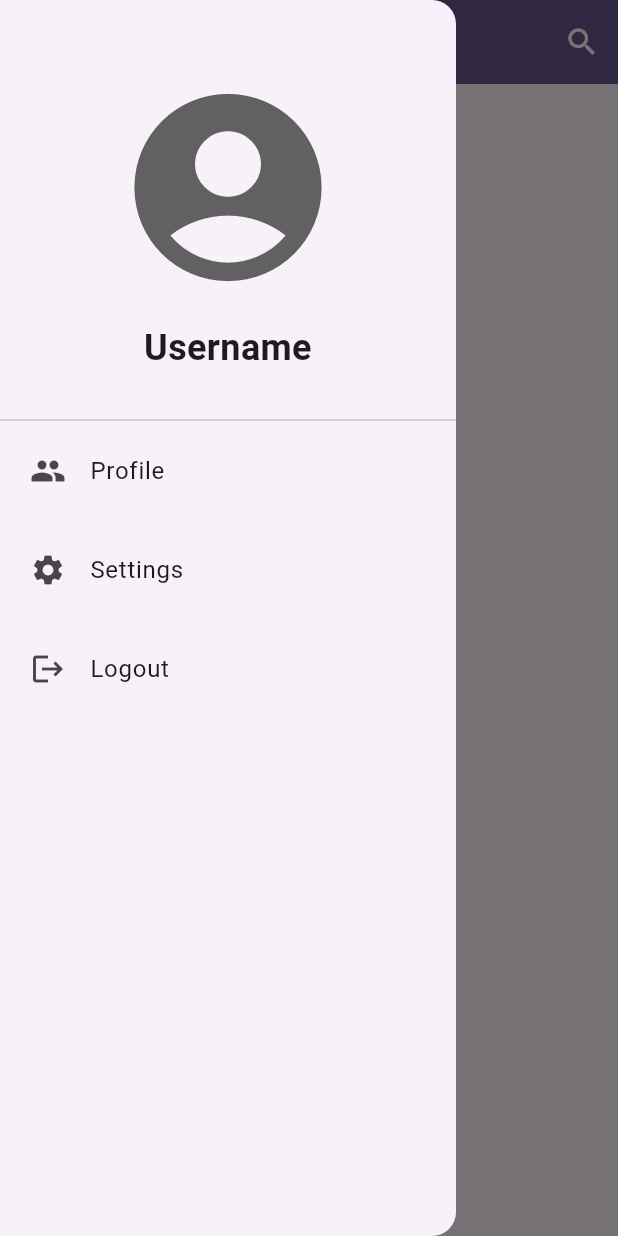
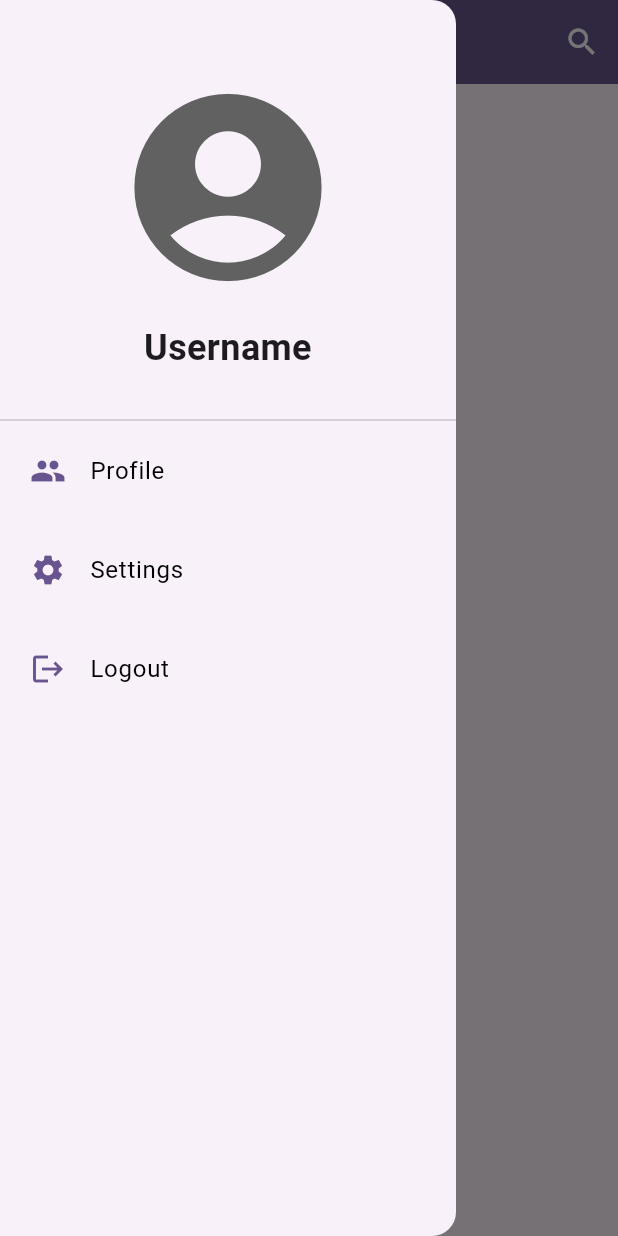
Before and after one commit to CHATappchik/chat_super_app, a Flutter app: the ChatsListScreen screen opened directly, with the side drawer open, on a phone screen of 412 x 824 dp. Run offline on Flutter 3.47's test engine with Material 2 defaults, Android fonts, the light colour scheme and no system bars; our stand-ins replace animated_splash_screen, page_transition.

Commit message:
change view burger menu

```diff
--- a/lib/screens/chats_list_screen.dart
+++ b/lib/screens/chats_list_screen.dart
@@ -8,9 +8,6 @@ class ChatsListScreen extends StatefulWidget {
 }
 
 class _ChatsListScreenState extends State<ChatsListScreen> {
-  String userName = "";
-  String email = "";
-
   @override
   Widget build(BuildContext context) {
     return Scaffold(
@@ -51,24 +48,39 @@ class _ChatsListScreenState extends State<ChatsListScreen> {
             const Divider(height: 2),
             ListTile(
               onTap: () {},
+              selectedColor: Theme.of(context).primaryColor,
+              selected: true,
               contentPadding:
                   const EdgeInsets.symmetric(horizontal: 20, vertical: 5),
               leading: const Icon(Icons.group),
-              title: const Text("Profile"),
+              title: const Text(
+                "Profile",
+                style: TextStyle(color: Colors.black),
+              ),
             ),
             ListTile(
               onTap: () {},
+              selectedColor: Theme.of(context).primaryColor,
+              selected: true,
               contentPadding:
                   const EdgeInsets.symmetric(horizontal: 20, vertical: 5),
               leading: const Icon(Icons.settings),
-              title: const Text("Settings"),
+              title: const Text(
+                "Settings",
+                style: TextStyle(color: Colors.black),
+              ),
             ),
             ListTile(
               onTap: () {},
+              selectedColor: Theme.of(context).primaryColor,
+              selected: true,
               contentPadding:
-              const EdgeInsets.symmetric(horizontal: 20, vertical: 5),
+                  const EdgeInsets.symmetric(horizontal: 20, vertical: 5),
               leading: const Icon(Icons.logout),
-              title: const Text("Logout"),
+              title: const Text(
+                "Logout",
+                style: TextStyle(color: Colors.black),
+              ),
             ),
           ],
         ),
```
